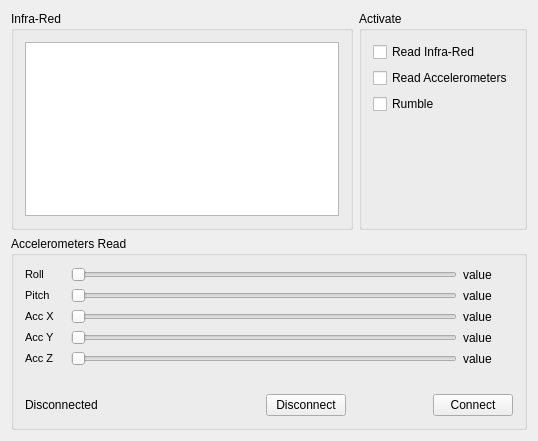
Before: the Qt Designer form qtwiiuse.ui in oidoug/qtwiiuse, drawn with Qt 5.
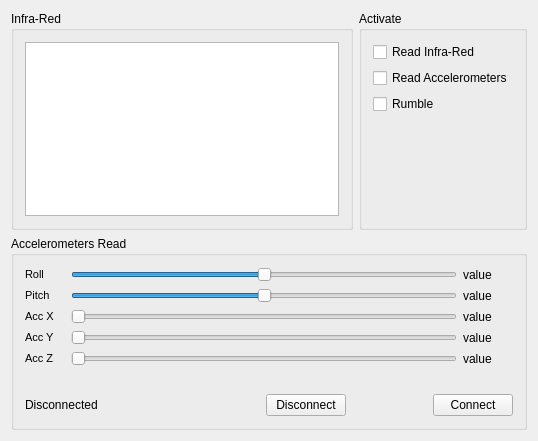
After: the same form once the commit is applied.

```diff
--- a/qtwiiuse.ui
+++ b/qtwiiuse.ui
@@ -112,6 +112,12 @@
             <verstretch>0</verstretch>
            </sizepolicy>
           </property>
+          <property name="minimum">
+           <number>-180</number>
+          </property>
+          <property name="maximum">
+           <number>180</number>
+          </property>
           <property name="orientation">
            <enum>Qt::Horizontal</enum>
           </property>
@@ -153,6 +159,12 @@
         </item>
         <item>
          <widget class="QSlider" name="horizontalSlider_3">
+          <property name="minimum">
+           <number>-180</number>
+          </property>
+          <property name="maximum">
+           <number>180</number>
+          </property>
           <property name="orientation">
            <enum>Qt::Horizontal</enum>
           </property>
```
